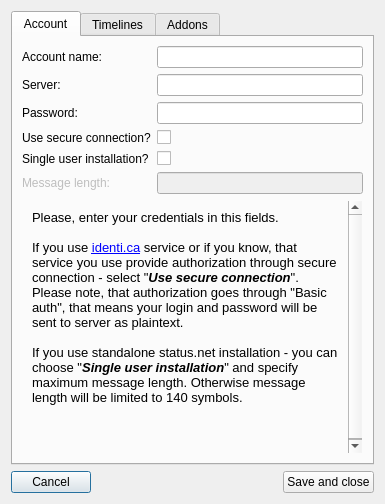
The window that src/ui/settings.ui (pztrn/qtdenter-old) describes before a commit, drawn with Qt 5.
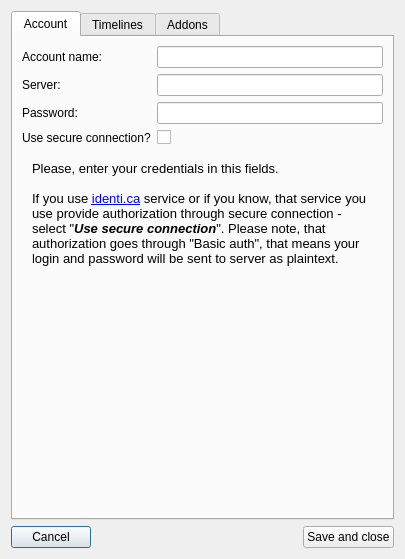
The same window after the commit.

Commit message: Server information dialog, dent size limit now getting directly from server

Patch:
```diff
--- a/src/ui/settings.ui
+++ b/src/ui/settings.ui
@@ -9,8 +9,8 @@
    <rect>
     <x>0</x>
     <y>0</y>
-    <width>385</width>
-    <height>504</height>
+    <width>405</width>
+    <height>559</height>
    </rect>
   </property>
   <property name="windowTitle">
@@ -66,20 +66,6 @@
            </property>
           </widget>
          </item>
-         <item row="4" column="0">
-          <widget class="QLabel" name="label_4">
-           <property name="text">
-            <string>Single user installation?</string>
-           </property>
-          </widget>
-         </item>
-         <item row="4" column="1">
-          <widget class="QCheckBox" name="suiCheckbox">
-           <property name="text">
-            <string/>
-           </property>
-          </widget>
-         </item>
          <item row="3" column="0">
           <widget class="QLabel" name="label_7">
            <property name="text">
@@ -94,23 +80,6 @@
            </property>
           </widget>
          </item>
-         <item row="5" column="0">
-          <widget class="QLabel" name="mllabel">
-           <property name="enabled">
-            <bool>false</bool>
-           </property>
-           <property name="text">
-            <string>Message length:</string>
-           </property>
-          </widget>
-         </item>
-         <item row="5" column="1">
-          <widget class="QLineEdit" name="messageLength">
-           <property name="enabled">
-            <bool>false</bool>
-           </property>
-          </widget>
-         </item>
         </layout>
        </item>
        <item row="1" column="0">
@@ -193,8 +162,8 @@
            <rect>
             <x>0</x>
             <y>0</y>
-            <width>327</width>
-            <height>316</height>
+            <width>363</width>
+            <height>322</height>
            </rect>
           </property>
           <layout class="QGridLayout" name="gridLayout_6">
@@ -207,9 +176,7 @@
 &lt;/style&gt;&lt;/head&gt;&lt;body style=&quot; font-family:'PT Sans'; font-size:10pt; font-weight:400; font-style:normal;&quot;&gt;
 &lt;p style=&quot; margin-top:0px; margin-bottom:0px; margin-left:0px; margin-right:0px; -qt-block-indent:0; text-indent:0px;&quot;&gt;Please, enter your credentials in this fields.&lt;/p&gt;
 &lt;p style=&quot;-qt-paragraph-type:empty; margin-top:0px; margin-bottom:0px; margin-left:0px; margin-right:0px; -qt-block-indent:0; text-indent:0px;&quot;&gt;&lt;br /&gt;&lt;/p&gt;
-&lt;p style=&quot; margin-top:0px; margin-bottom:0px; margin-left:0px; margin-right:0px; -qt-block-indent:0; text-indent:0px;&quot;&gt;If you use &lt;a href=&quot;http://identi.ca/&quot;&gt;&lt;span style=&quot; text-decoration: underline; color:#0000ff;&quot;&gt;identi.ca&lt;/span&gt;&lt;/a&gt; service or if you know, that service you use provide authorization through secure connection - select &amp;quot;&lt;span style=&quot; font-weight:600; font-style:italic;&quot;&gt;Use secure connection&lt;/span&gt;&amp;quot;. Please note, that authorization goes through &amp;quot;Basic auth&amp;quot;, that means your login and password will be sent to server as plaintext.&lt;/p&gt;
-&lt;p style=&quot;-qt-paragraph-type:empty; margin-top:0px; margin-bottom:0px; margin-left:0px; margin-right:0px; -qt-block-indent:0; text-indent:0px;&quot;&gt;&lt;br /&gt;&lt;/p&gt;
-&lt;p style=&quot; margin-top:0px; margin-bottom:0px; margin-left:0px; margin-right:0px; -qt-block-indent:0; text-indent:0px;&quot;&gt;If you use standalone status.net installation - you can choose &amp;quot;&lt;span style=&quot; font-weight:600; font-style:italic;&quot;&gt;Single user installation&lt;/span&gt;&amp;quot; and specify maximum message length. Otherwise message length will be limited to 140 symbols.&lt;/p&gt;&lt;/body&gt;&lt;/html&gt;</string>
+&lt;p style=&quot; margin-top:0px; margin-bottom:0px; margin-left:0px; margin-right:0px; -qt-block-indent:0; text-indent:0px;&quot;&gt;If you use &lt;a href=&quot;http://identi.ca/&quot;&gt;&lt;span style=&quot; text-decoration: underline; color:#0000ff;&quot;&gt;identi.ca&lt;/span&gt;&lt;/a&gt; service or if you know, that service you use provide authorization through secure connection - select &amp;quot;&lt;span style=&quot; font-weight:600; font-style:italic;&quot;&gt;Use secure connection&lt;/span&gt;&amp;quot;. Please note, that authorization goes through &amp;quot;Basic auth&amp;quot;, that means your login and password will be sent to server as plaintext.&lt;/p&gt;&lt;/body&gt;&lt;/html&gt;</string>
              </property>
              <property name="wordWrap">
               <bool>true</bool>
```
The commit also changes 9 other files.
